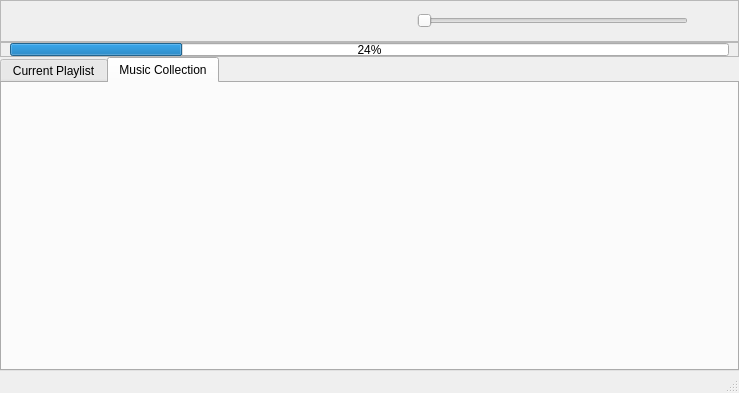
Qt form qplayer.ui (middleofdreams/qplayer) before a commit.
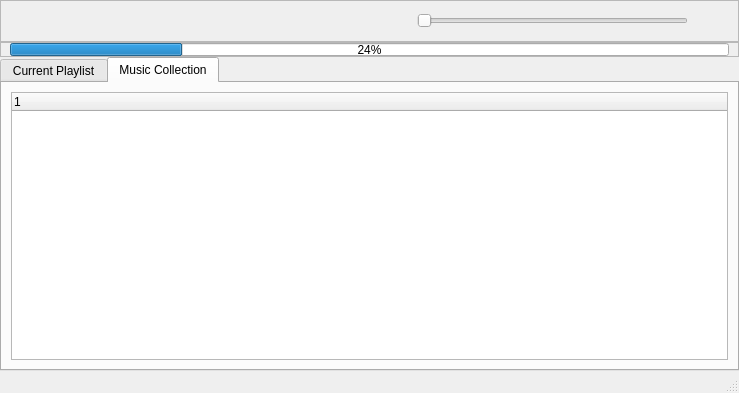
The same form after that commit. The open tabs and pages were chosen to show the change. Icons and pictures are not drawn.

```diff
--- a/qplayer.ui
+++ b/qplayer.ui
@@ -386,6 +386,17 @@
        <attribute name="title">
         <string>Music Collection</string>
        </attribute>
+       <layout class="QVBoxLayout" name="verticalLayout_3">
+        <item>
+         <widget class="QTreeWidget" name="treeWidget_2">
+          <column>
+           <property name="text">
+            <string notr="true">1</string>
+           </property>
+          </column>
+         </widget>
+        </item>
+       </layout>
       </widget>
      </widget>
     </item>
```
Left out of the diff: 2 changed lines with no effect on the pictures.
